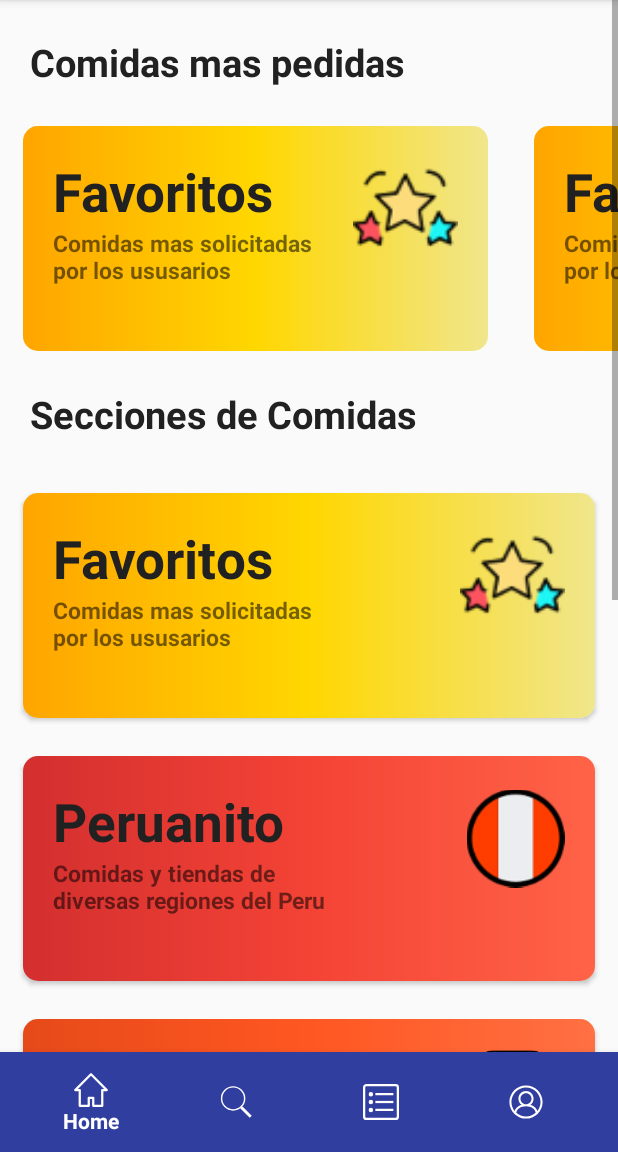
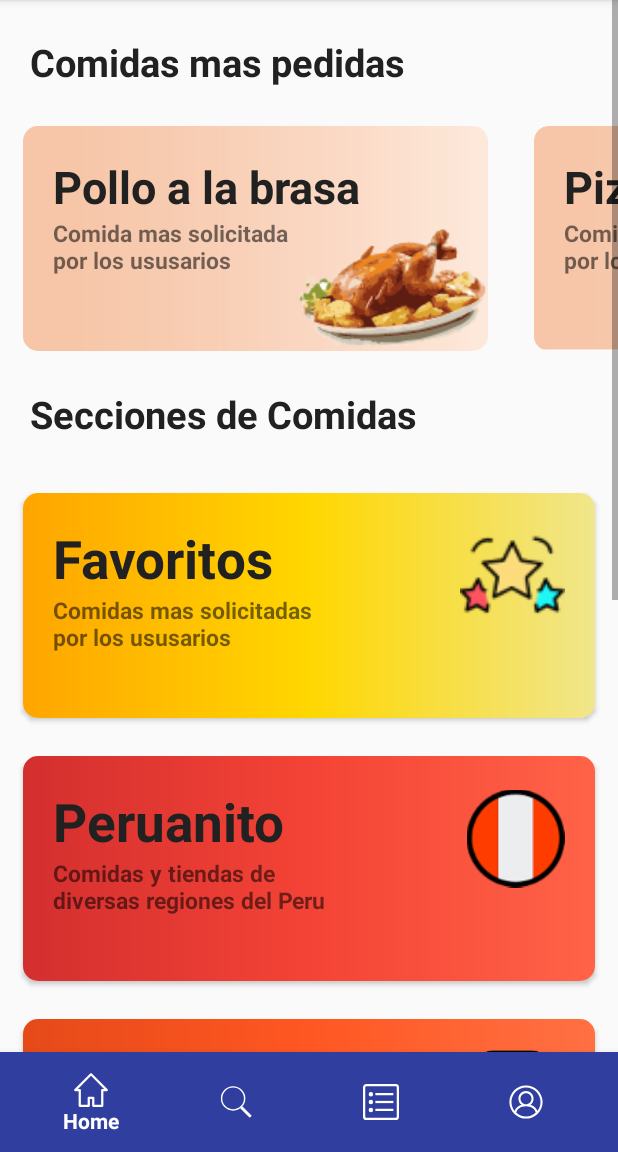
Before and after one commit to ShyGabriel/Micuna, an Android app: the HomeFragment screen opened directly, with no data from a screen before it, on a phone screen of 412 x 824 dp, the part 84-1236 px from its top. Run offline under Robolectric (Android 15) with nearby library versions, the phone set to English and light mode, and no system bars; our stand-ins replace Firebase (no records; nobody signed in at launch, a user with empty details on screens opened directly); libraries missing offline, so code that uses them is left out: com.facebook, com.facebook.login.

Commit message:
home con su horizontal

```diff
--- a/app/src/main/res/layout/fragment_home.xml
+++ b/app/src/main/res/layout/fragment_home.xml
@@ -23,18 +23,18 @@
             <TextView
                 android:layout_width="match_parent"
                 android:layout_height="wrap_content"
+                android:layout_marginLeft="20dp"
+                android:layout_marginTop="80dp"
+                android:layout_marginRight="20dp"
                 android:text="Comidas mas pedidas"
+                android:textColor="@color/colorNegro"
                 android:textSize="25sp"
-                android:textStyle="bold"
-                android:textColor="@color/colorNegro"
-                android:layout_marginLeft="20dp"
-                android:layout_marginRight="20dp"
-                android:layout_marginTop="80dp"/>
+                android:textStyle="bold" />
 
             <HorizontalScrollView
-                android:scrollbars="none"
                 android:layout_width="match_parent"
-                android:layout_height="wrap_content">
+                android:layout_height="wrap_content"
+                android:scrollbars="none">
 
                 <LinearLayout
                     android:layout_width="wrap_content"
@@ -47,12 +47,67 @@
                         android:layout_marginLeft="15dp"
                         android:layout_marginTop="25dp"
                         android:layout_marginRight="15dp"
+                        android:foreground="?android:attr/selectableItemBackground"
+                        android:clickable="true"
+                        android:focusable="true"
                         app:cardCornerRadius="10dp">
 
                         <LinearLayout
                             android:layout_width="match_parent"
                             android:layout_height="match_parent"
-                            android:background="@drawable/bg_popular"
+                            android:background="@drawable/pollo"
+                            android:orientation="horizontal">
+
+                            <LinearLayout
+                                android:layout_width="match_parent"
+                                android:layout_height="wrap_content"
+                                android:layout_marginLeft="20dp"
+                                android:layout_marginTop="20dp"
+                                android:layout_marginRight="20dp">
+
+                                <LinearLayout
+                                    android:layout_width="210dp"
+                                    android:layout_height="wrap_content"
+                                    android:orientation="vertical">
+
+                                    <TextView
+                                        android:layout_width="wrap_content"
+                                        android:layout_height="wrap_content"
+                                        android:text="Pollo a la brasa"
+                                        android:textColor="@color/colorNegro"
+                                        android:textSize="30sp"
+                                        android:textStyle="bold" />
+
+                                    <TextView
+                                        android:layout_width="wrap_content"
+                                        android:layout_height="wrap_content"
+                                        android:text="Comida mas solicitada \npor los ususarios"
+                                        android:textSize="15sp"
+                                        android:textStyle="bold" />
+
+                                </LinearLayout>
+
+                            </LinearLayout>
+
+                        </LinearLayout>
+
+                    </androidx.cardview.widget.CardView>
+
+                    <androidx.cardview.widget.CardView
+                        android:layout_width="match_parent"
+                        android:layout_height="150dp"
+                        android:layout_marginLeft="15dp"
+                        android:layout_marginTop="25dp"
+                        android:layout_marginRight="15dp"
+                        android:foreground="?android:attr/selectableItemBackground"
+                        android:clickable="true"
+                        android:focusable="true"
+                        app:cardCornerRadius="10dp">
+
+                        <LinearLayout
+                            android:layout_width="match_parent"
+                            android:layout_height="match_parent"
+                            android:background="@drawable/pizzita"
                             android:orientation="horizontal">
 
                             <LinearLayout
@@ -70,29 +125,17 @@
                                     <TextView
                                         android:layout_width="wrap_content"
                                         android:layout_height="wrap_content"
-                                        android:text="Favoritos"
+                                        android:text="Pizza"
                                         android:textColor="@color/colorNegro"
-                                        android:textSize="35dp"
+                                        android:textSize="30sp"
                                         android:textStyle="bold" />
 
                                     <TextView
                                         android:layout_width="wrap_content"
                                         android:layout_height="wrap_content"
-                                        android:text="Comidas mas solicitadas \npor los ususarios"
-                                        android:textSize="15dp"
+                                        android:text="Comida mas solicitada \npor los ususarios"
+                                        android:textSize="15sp"
                                         android:textStyle="bold" />
-
-                                </LinearLayout>
-
-                                <LinearLayout
-                                    android:layout_width="match_parent"
-                                    android:layout_height="match_parent"
-                                    android:gravity="right">
-
-                                    <ImageView
-                                        android:layout_width="70dp"
-                                        android:layout_height="70dp"
-                                        android:src="@drawable/fav" />
 
                                 </LinearLayout>
 
@@ -108,12 +151,15 @@
                         android:layout_marginLeft="15dp"
                         android:layout_marginTop="25dp"
                         android:layout_marginRight="15dp"
+                        android:foreground="?android:attr/selectableItemBackground"
+                        android:clickable="true"
+                        android:focusable="true"
                         app:cardCornerRadius="10dp">
 
                         <LinearLayout
                             android:layout_width="match_parent"
                             android:layout_height="match_parent"
-                            android:background="@drawable/bg_popular"
+                            android:background="@drawable/donuts"
                             android:orientation="horizontal">
 
                             <LinearLayout
@@ -131,31 +177,20 @@
                                     <TextView
                                         android:layout_width="wrap_content"
                                         android:layout_height="wrap_content"
-                                        android:text="Favoritos"
+                                        android:text="Donuts"
                                         android:textColor="@color/colorNegro"
-                                        android:textSize="35dp"
+                                        android:textSize="30sp"
                                         android:textStyle="bold" />
 
                                     <TextView
                                         android:layout_width="wrap_content"
                                         android:layout_height="wrap_content"
-                                        android:text="Comidas mas solicitadas \npor los ususarios"
-                                        android:textSize="15dp"
+                                        android:text="Comida mas solicitada\npor los ususarios"
+                                        android:textSize="15sp"
                                         android:textStyle="bold" />
 
                                 </LinearLayout>
 
-                                <LinearLayout
-                                    android:layout_width="match_parent"
-                                    android:layout_height="match_parent"
-                                    android:gravity="right">
-
-                                    <ImageView
-                                        android:layout_width="70dp"
-                                        android:layout_height="70dp"
-                                        android:src="@drawable/fav" />
-
-                                </LinearLayout>
 
                             </LinearLayout>
 
@@ -169,12 +204,15 @@
                         android:layout_marginLeft="15dp"
                         android:layout_marginTop="25dp"
                         android:layout_marginRight="15dp"
+                        android:foreground="?android:attr/selectableItemBackground"
+                        android:clickable="true"
+                        android:focusable="true"
                         app:cardCornerRadius="10dp">
 
                         <LinearLayout
                             android:layout_width="match_parent"
                             android:layout_height="match_parent"
-                            android:background="@drawable/bg_popular"
+                            android:background="@drawable/hambu"
                             android:orientation="horizontal">
 
                             <LinearLayout
@@ -192,29 +230,17 @@
                                     <TextView
                                         android:layout_width="wrap_content"
                                         android:layout_height="wrap_content"
-                                        android:text="Favoritos"
+                                        android:text="Hamburguesa"
                                         android:textColor="@color/colorNegro"
-                                        android:textSize="35dp"
+                                        android:textSize="30sp"
                                         android:textStyle="bold" />
 
                                     <TextView
                                         android:layout_width="wrap_content"
                                         android:layout_height="wrap_content"
-                                        android:text="Comidas mas solicitadas \npor los ususarios"
-                                        android:textSize="15dp"
+                                        android:text="Comida mas solicitada\npor los ususarios"
+                                        android:textSize="15sp"
                                         android:textStyle="bold" />
-
-                                </LinearLayout>
-
-                                <LinearLayout
-                                    android:layout_width="match_parent"
-                                    android:layout_height="match_parent"
-                                    android:gravity="right">
-
-                                    <ImageView
-                                        android:layout_width="70dp"
-                                        android:layout_height="70dp"
-                                        android:src="@drawable/fav" />
 
                                 </LinearLayout>
 
@@ -230,12 +256,15 @@
                         android:layout_marginLeft="15dp"
                         android:layout_marginTop="25dp"
                         android:layout_marginRight="15dp"
+                        android:foreground="?android:attr/selectableItemBackground"
+                        android:clickable="true"
+                        android:focusable="true"
                         app:cardCornerRadius="10dp">
 
                         <LinearLayout
                             android:layout_width="match_parent"
                             android:layout_height="match_parent"
-                            android:background="@drawable/bg_popular"
+                            android:background="@drawable/gaseositaa"
                             android:orientation="horizontal">
 
                             <LinearLayout
@@ -253,29 +282,17 @@
                                     <TextView
                                         android:layout_width="wrap_content"
                                         android:layout_height="wrap_content"
-                                        android:text="Favoritos"
+                                        android:text="Gaseosa"
                                         android:textColor="@color/colorNegro"
-                                        android:textSize="35dp"
+                                        android:textSize="30sp"
                                         android:textStyle="bold" />
 
                                     <TextView
                                         android:layout_width="wrap_content"
                                         android:layout_height="wrap_content"
-                                        android:text="Comidas mas solicitadas \npor los ususarios"
-                                        android:textSize="15dp"
+                                        android:text="Comida mas solicitada\npor los ususarios"
+                                        android:textSize="15sp"
                                         android:textStyle="bold" />
-
-                                </LinearLayout>
-
-                                <LinearLayout
-                                    android:layout_width="match_parent"
-                                    android:layout_height="match_parent"
-                                    android:gravity="right">
-
-                                    <ImageView
-                                        android:layout_width="70dp"
-                                        android:layout_height="70dp"
-                                        android:src="@drawable/fav" />
 
                                 </LinearLayout>
 
@@ -291,12 +308,15 @@
                         android:layout_marginLeft="15dp"
                         android:layout_marginTop="25dp"
                         android:layout_marginRight="15dp"
+                        android:foreground="?android:attr/selectableItemBackground"
+                        android:clickable="true"
+                        android:focusable="true"
                         app:cardCornerRadius="10dp">
 
                         <LinearLayout
                             android:layout_width="match_parent"
                             android:layout_height="match_parent"
-                            android:background="@drawable/bg_popular"
+                            android:background="@drawable/takito"
                             android:orientation="horizontal">
 
                             <LinearLayout
@@ -314,90 +334,17 @@
                                     <TextView
                                         android:layout_width="wrap_content"
                                         android:layout_height="wrap_content"
-                                        android:text="Favoritos"
+                                        android:text="Tacos"
                                         android:textColor="@color/colorNegro"
-                                        android:textSize="35dp"
+                                        android:textSize="30sp"
                                         android:textStyle="bold" />
 
                                     <TextView
                                         android:layout_width="wrap_content"
                                         android:layout_height="wrap_content"
-                                        android:text="Comidas mas solicitadas \npor los ususarios"
-                                        android:textSize="15dp"
+                                        android:text="Comida mas solicitada\npor los ususarios"
+                                        android:textSize="15sp"
                                         android:textStyle="bold" />
-
-                                </LinearLayout>
-
-                                <LinearLayout
-                                    android:layout_width="match_parent"
-                                    android:layout_height="match_parent"
-                                    android:gravity="right">
-
-                                    <ImageView
-                                        android:layout_width="70dp"
-                                        android:layout_height="70dp"
-                                        android:src="@drawable/fav" />
-
-                                </LinearLayout>
-
-                            </LinearLayout>
-
-                        </LinearLayout>
-
-                    </androidx.cardview.widget.CardView>
-
-                    <androidx.cardview.widget.CardView
-                        android:layout_width="match_parent"
-                        android:layout_height="150dp"
-                        android:layout_marginLeft="15dp"
-                        android:layout_marginTop="25dp"
-                        android:layout_marginRight="15dp"
-                        app:cardCornerRadius="10dp">
-
-                        <LinearLayout
-                            android:layout_width="match_parent"
-                            android:layout_height="match_parent"
-                            android:background="@drawable/bg_popular"
-                            android:orientation="horizontal">
-
-                            <LinearLayout
-                                android:layout_width="match_parent"
-                                android:layout_height="wrap_content"
-                                android:layout_marginLeft="20dp"
-                                android:layout_marginTop="20dp"
-                                android:layout_marginRight="20dp">
-
-                                <LinearLayout
-                                    android:layout_width="200dp"
-                                    android:layout_height="wrap_content"
-                                    android:orientation="vertical">
-
-                                    <TextView
-                                        android:layout_width="wrap_content"
-                                        android:layout_height="wrap_content"
-                                        android:text="Favoritos"
-                                        android:textColor="@color/colorNegro"
-                                        android:textSize="35dp"
-                                        android:textStyle="bold" />
-
-                                    <TextView
-                                        android:layout_width="wrap_content"
-                                        android:layout_height="wrap_content"
-                                        android:text="Comidas mas solicitadas \npor los ususarios"
-                                        android:textSize="15dp"
-                                        android:textStyle="bold" />
-
-                                </LinearLayout>
-
-                                <LinearLayout
-                                    android:layout_width="match_parent"
-                                    android:layout_height="match_parent"
-                                    android:gravity="right">
-
-                                    <ImageView
-                                        android:layout_width="70dp"
-                                        android:layout_height="70dp"
-                                        android:src="@drawable/fav" />
 
                                 </LinearLayout>
 
@@ -428,6 +375,9 @@
                 android:layout_marginLeft="15dp"
                 android:layout_marginTop="35dp"
                 android:layout_height="150dp"
+                android:foreground="?android:attr/selectableItemBackground"
+                android:clickable="true"
+                android:focusable="true"
                 app:cardCornerRadius="10dp">
 
         <LinearLayout
@@ -489,6 +439,9 @@
         android:layout_marginLeft="15dp"
         android:layout_marginTop="25dp"
         android:layout_height="150dp"
+        android:foreground="?android:attr/selectableItemBackground"
+        android:clickable="true"
+        android:focusable="true"
         app:cardCornerRadius="10dp">
 
         <LinearLayout
@@ -550,6 +503,9 @@
         android:layout_marginLeft="15dp"
         android:layout_marginTop="25dp"
         android:layout_height="150dp"
+        android:foreground="?android:attr/selectableItemBackground"
+        android:clickable="true"
+        android:focusable="true"
         app:cardCornerRadius="10dp">
 
         <LinearLayout
@@ -611,6 +567,9 @@
         android:layout_marginLeft="15dp"
         android:layout_marginTop="25dp"
         android:layout_height="150dp"
+        android:foreground="?android:attr/selectableItemBackground"
+        android:clickable="true"
+        android:focusable="true"
         app:cardCornerRadius="10dp">
 
         <LinearLayout
@@ -673,6 +632,9 @@
                 android:layout_marginTop="25dp"
                 android:layout_height="150dp"
                 android:layout_marginBottom="25dp"
+        android:foreground="?android:attr/selectableItemBackground"
+        android:clickable="true"
+        android:focusable="true"
                 app:cardCornerRadius="10dp">
 
                 <LinearLayout
--- a/app/src/main/res/values/google_maps_api.xml
+++ b/app/src/main/res/values/google_maps_api.xml
@@ -2,7 +2,7 @@
 <resources>
 
     <string name="google_maps_key" templateMergeStrategy="preserve" translatable="false">
-    </string>
+    AIzaSyBR_c9tV2tvFPa9o7Nh5DZmp7qKF3UvrII</string>
 
 
 </resources>
```
Also changed, not shown: app/src/main/res/drawable-mdpi/donuts.png (added), app/src/main/res/drawable-mdpi/gaseositaa.png (added), app/src/main/res/drawable-mdpi/hambu.png (added), app/src/main/res/drawable-mdpi/pizzita.png (added), app/src/main/res/drawable-mdpi/pollo.png (added), app/src/main/res/drawable-mdpi/takito.png (added). Lines whose indentation alone changed are shown as unchanged.
